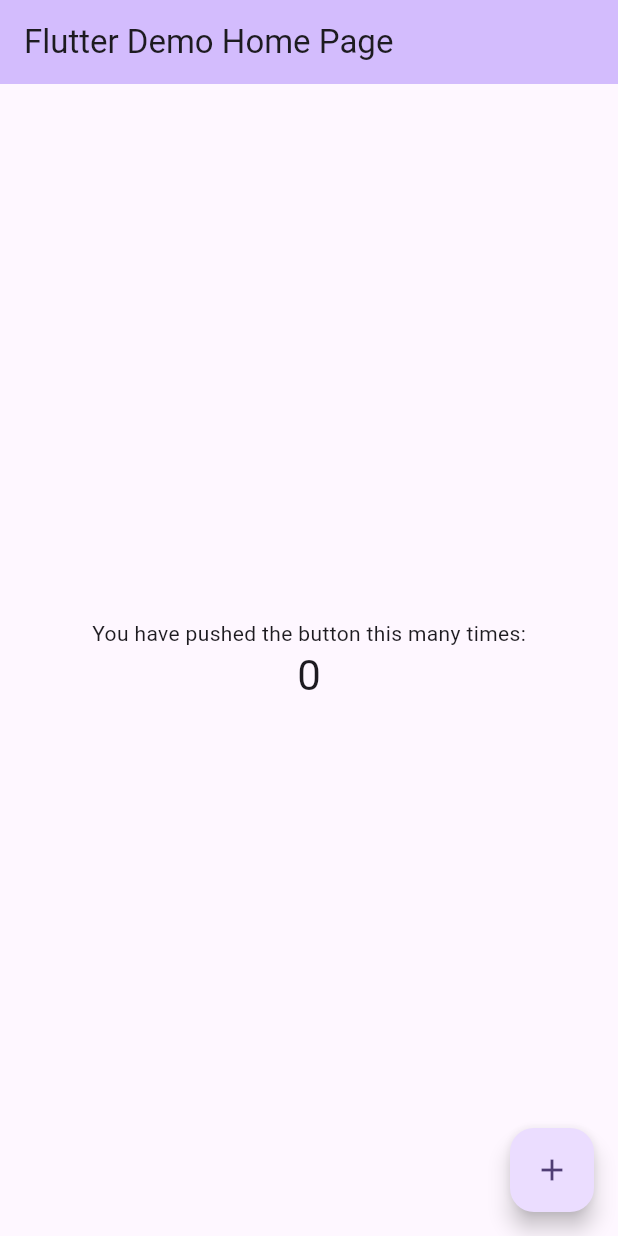
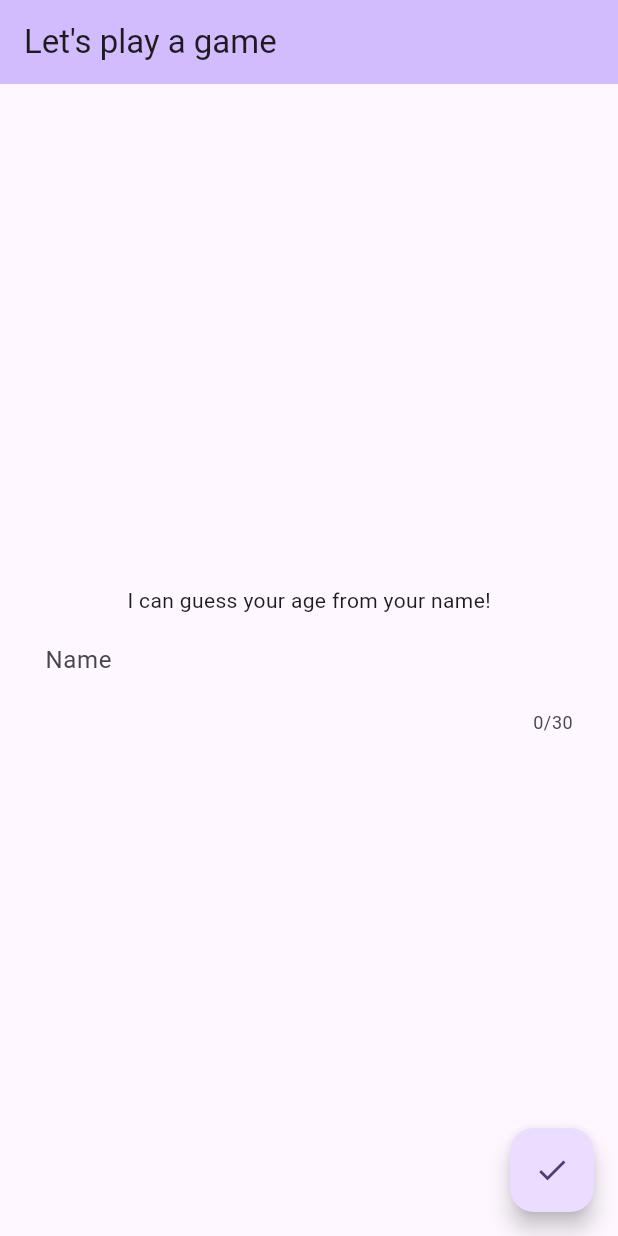
Before and after one commit to Dereumaux-Adrien/flutter_age_estimation_exercise, a Flutter app: the screen it shows after launch, on a phone screen of 412 x 824 dp. Run offline on Flutter 3.47's test engine with Material 3 defaults, Android fonts, the phone set to English and light mode, and no system bars; our stand-ins replace flutter_bloc.

Commit message:
First "full" version of the app as required at 22:00

```diff
--- /dev/null
+++ b/lib/blocs/age_guessing_bloc/age_guessing.dart
@@ -0,0 +1,3 @@
+export 'age_guessing_bloc.dart';
+export 'age_guessing_event.dart';
+export 'age_guessing_state.dart';
--- /dev/null
+++ b/lib/blocs/age_guessing_bloc/age_guessing_bloc.dart
@@ -0,0 +1,65 @@
+import 'dart:convert';
+
+import 'package:flutter_age_estimation_exercise/blocs/age_guessing_bloc/age_guessing.dart';
+import 'package:flutter_age_estimation_exercise/models/searched_name.dart';
+import 'package:flutter_bloc/flutter_bloc.dart';
+
+import 'package:http/http.dart' as http;
+
+/// Our bloc making request to agify.io to guess ages from names
+class AgeGuessingBloc extends Bloc<AgeGuessingEvent, AgeGuessingState> {
+  /// Constructor
+  AgeGuessingBloc() : super(WaitingForInput());
+
+  @override
+  Stream<AgeGuessingState> mapEventToState(AgeGuessingEvent event) async* {
+    if (event is RequestAge) {
+      yield* _mapRequestAgeToState(event);
+    } else if (event is AgeReceived) {
+      yield* _mapAgeReceivedToState(event);
+    } else if (event is Reset) {
+      yield* _mapResetToState(event);
+    }
+  }
+
+  Stream<AgeGuessingState> _mapRequestAgeToState(RequestAge event) async* {
+    yield AgeGuessing(name: event.name);
+    final response = await http.get(Uri.parse(
+        // 'https://jsonplaceholder.typicode.com/albums/1'
+      'https://api.agify.io?name=${event.name.replaceAll(" ", "%20")}',
+    ));
+
+    print('RESPONSE: ${response.body}\n\n');
+
+    if (response.statusCode == 200) {
+      final searchedName = SearchedName.fromJson(
+          jsonDecode(response.body) as Map<String, dynamic>);
+      add(AgeReceived(searchedName: searchedName));
+    } else {
+      // If the server did not return a 200 OK response,
+      // then throw an exception.
+      throw Exception('Failed to load');
+    }
+  }
+
+  Stream<AgeGuessingState> _mapAgeReceivedToState(AgeReceived event) async* {
+    yield AgeGuessed(searchedName: event.searchedName);
+  }
+
+  Stream<AgeGuessingState> _mapResetToState(Reset event) async* {
+    yield WaitingForInput();
+  }
+
+  @override
+  void onTransition(Transition<AgeGuessingEvent, AgeGuessingState> transition) {
+    print('EVENT: ${transition.event}\n');
+    print('NEW STATE: ${transition.nextState}\n');
+    super.onTransition(transition);
+  }
+
+  @override
+  Future<void> close() {
+    // _locationSubscription?.cancel();
+    return super.close();
+  }
+}
--- /dev/null
+++ b/lib/blocs/age_guessing_bloc/age_guessing_event.dart
@@ -0,0 +1,40 @@
+import '../../models/searched_name.dart';
+
+/// Abstract of AgeGuessingEvent
+abstract class AgeGuessingEvent {
+  /// Constructor
+  const AgeGuessingEvent();
+}
+
+/// Making a request to guess an age to Agify.io
+class RequestAge extends AgeGuessingEvent {
+  /// Requested name to agify
+  final String name;
+
+  /// Constructor
+  const RequestAge({required this.name});
+
+  @override
+  String toString() => 'RequestAge { name: $name }';
+}
+
+/// Agify.io answered the request
+class AgeReceived extends AgeGuessingEvent {
+  /// Received result from agify
+  final SearchedName searchedName;
+
+  /// Constructor
+  const AgeReceived({required this.searchedName});
+
+  @override
+  String toString() => 'AgeReceived { searchedName: $searchedName }';
+}
+
+/// Reset to be able to guess another name
+class Reset extends AgeGuessingEvent {
+  /// Constructor
+  const Reset();
+
+  @override
+  String toString() => 'Reset';
+}
--- /dev/null
+++ b/lib/blocs/age_guessing_bloc/age_guessing_state.dart
@@ -0,0 +1,37 @@
+import 'package:flutter_age_estimation_exercise/models/searched_name.dart';
+
+/// Abstract state for the AgeGuessing bloc
+abstract class AgeGuessingState {
+  /// Constructor
+  const AgeGuessingState();
+}
+
+/// Starting State
+class WaitingForInput extends AgeGuessingState {
+  @override
+  String toString() => 'AgeGuessingWaiting ';
+}
+
+/// Request is being made to agify.io
+class AgeGuessing extends AgeGuessingState {
+  /// Requested name to agify
+  final String name;
+
+  /// Constructor
+  const AgeGuessing({required this.name});
+
+  @override
+  String toString() => 'AgeGuessing { name: $name }';
+}
+
+/// Request is being made to agify.io
+class AgeGuessed extends AgeGuessingState {
+  /// Received result from agify
+  final SearchedName searchedName;
+
+  /// Constructor
+  const AgeGuessed({required this.searchedName});
+
+  @override
+  String toString() => 'AgeGuessed { searchedName: $searchedName }';
+}
--- /dev/null
+++ b/lib/blocs/components/age_estimation_body.dart
@@ -0,0 +1,51 @@
+import 'package:flutter/material.dart';
+import 'package:flutter/services.dart';
+import 'package:flutter_bloc/flutter_bloc.dart';
+
+import '../age_guessing_bloc/age_guessing.dart';
+
+/// Widget in the body of the AgeEstimationScreen
+class AgeEstimationBody extends StatelessWidget {
+  final TextEditingController textEditingController;
+
+  /// Constructor
+  const AgeEstimationBody({super.key, required this.textEditingController});
+
+  @override
+  Widget build(BuildContext context) {
+    return BlocBuilder<AgeGuessingBloc, AgeGuessingState>(
+        builder: (context, ageGuessingState) {
+      return Center(
+          child: ageGuessingState is WaitingForInput
+              ? Column(
+                  mainAxisAlignment: MainAxisAlignment.center,
+                  children: <Widget>[
+                    const Text(
+                      'I can guess your age from your name!',
+                    ),
+                    TextField(
+                      controller: textEditingController,
+                      decoration: const InputDecoration(
+                        labelText: "Name",
+                        border: InputBorder.none,
+                        contentPadding:
+                            EdgeInsets.fromLTRB(30.0, 10.0, 30.0, 10.0),
+                        isDense: true,
+                      ),
+                      maxLength: 30,
+                      maxLines: 1,
+                      maxLengthEnforcement:
+                          MaxLengthEnforcement.truncateAfterCompositionEnds,
+                      readOnly: false,
+                      enabled: true,
+                    ),
+                  ],
+                )
+              : ageGuessingState is AgeGuessed
+                  ? Text(
+                      '${ageGuessingState.searchedName.name} your age is ${ageGuessingState.searchedName.age}',
+                    )
+                  : const CircularProgressIndicator());
+    });
+  }
+}
--- /dev/null
+++ b/lib/blocs/components/age_estimation_floating_button.dart
@@ -0,0 +1,38 @@
+import 'package:flutter/material.dart';
+import 'package:flutter_bloc/flutter_bloc.dart';
+
+import '../age_guessing_bloc/age_guessing.dart';
+
+/// Floating button on AgeEstimationScreen
+class AgeEstimationFloatingButton extends StatelessWidget {
+  final TextEditingController textEditingController;
+
+  /// Constructor
+  const AgeEstimationFloatingButton(
+      {super.key, required this.textEditingController});
+
+  @override
+  Widget build(BuildContext context) {
+    return BlocBuilder<AgeGuessingBloc, AgeGuessingState>(
+        builder: (context, ageGuessingState) {
+      return ageGuessingState is AgeGuessing
+          ? const CircularProgressIndicator()
+          : FloatingActionButton(
+              onPressed: () {
+                if (ageGuessingState is WaitingForInput &&
+                    textEditingController.text.isNotEmpty) {
+                  BlocProvider.of<AgeGuessingBloc>(context)
+                      .add(RequestAge(name: textEditingController.text));
+                } else if (ageGuessingState is AgeGuessed) {
+                  BlocProvider.of<AgeGuessingBloc>(context).add(Reset());
+                }
+              },
+              tooltip:
+                  ageGuessingState is WaitingForInput ? 'Guess age' : 'Restart',
+              child: ageGuessingState is WaitingForInput
+                  ? const Icon(Icons.check)
+                  : const Icon(Icons.restart_alt),
+            );
+    });
+  }
+}
--- a/lib/main.dart
+++ b/lib/main.dart
@@ -1,4 +1,5 @@
 import 'package:flutter/material.dart';
+import 'package:flutter_age_estimation_exercise/screens/age_estimation_screen.dart';
 
 void main() {
   runApp(const MyApp());
@@ -76,50 +77,6 @@
     // The Flutter framework has been optimized to make rerunning build methods
     // fast, so that you can just rebuild anything that needs updating rather
     // than having to individually change instances of widgets.
-    return Scaffold(
-      appBar: AppBar(
-        // TRY THIS: Try changing the color here to a specific color (to
-        // Colors.amber, perhaps?) and trigger a hot reload to see the AppBar
-        // change color while the other colors stay the same.
-        backgroundColor: Theme.of(context).colorScheme.inversePrimary,
-        // Here we take the value from the MyHomePage object that was created by
-        // the App.build method, and use it to set our appbar title.
-        title: Text(widget.title),
-      ),
-      body: Center(
-        // Center is a layout widget. It takes a single child and positions it
-        // in the middle of the parent.
-        child: Column(
-          // Column is also a layout widget. It takes a list of children and
-          // arranges them vertically. By default, it sizes itself to fit its
-          // children horizontally, and tries to be as tall as its parent.
-          //
-          // Column has various properties to control how it sizes itself and
-          // how it positions its children. Here we use mainAxisAlignment to
-          // center the children vertically; the main axis here is the vertical
-          // axis because Columns are vertical (the cross axis would be
-          // horizontal).
-          //
-          // TRY THIS: Invoke "debug painting" (choose the "Toggle Debug Paint"
-          // action in the IDE, or press "p" in the console), to see the
-          // wireframe for each widget.
-          mainAxisAlignment: MainAxisAlignment.center,
-          children: <Widget>[
-            const Text(
-              'You have pushed the button this many times:',
-            ),
-            Text(
-              '$_counter',
-              style: Theme.of(context).textTheme.headlineMedium,
-            ),
-          ],
-        ),
-      ),
-      floatingActionButton: FloatingActionButton(
-        onPressed: _incrementCounter,
-        tooltip: 'Increment',
-        child: const Icon(Icons.add),
-      ), // This trailing comma makes auto-formatting nicer for build methods.
-    );
+    return AgeEstimationScreen();
   }
 }
--- /dev/null
+++ b/lib/models/searched_name.dart
@@ -0,0 +1,63 @@
+/// Searched results based on the agify.io results
+class SearchedName {
+  /// Name used in the search
+  final String name;
+
+  /// Guessed age from the name
+  final int age;
+
+  /// Amount of times this name has been searched
+  final int count;
+
+  /// Country used in the search
+  final String countryID;
+
+  /// Constructor
+  SearchedName({
+    String? name,
+    int? age,
+    int? count,
+    String? countryID,
+  })  : this.name = name ?? "",
+        this.age = age ?? 0,
+        this.count = count ?? 0,
+        this.countryID = countryID ?? "";
+
+  /// Allows updating the entity by returning the updated version
+  SearchedName copyWith({
+    String? name,
+    int? age,
+    int? count,
+    String? countryID,
+  }) {
+    return SearchedName(
+        name: name ?? this.name,
+        age: age ?? this.age,
+        count: count ?? this.count,
+        countryID: countryID ?? this.countryID);
+  }
+
+  /// Parses the class to json format
+  Map<String, dynamic> toJson() {
+    return <String, dynamic>{
+      'name': name,
+      'age': age,
+      'count': count,
+      'countryID': countryID
+    };
+  }
+
+  /// To parse the incoming API response
+  factory SearchedName.fromJson(Map<String, dynamic> json) {
+    return SearchedName(
+        name: json['name'] as String?,
+        age: json['age'] as int?,
+        count: json['count'] as int?,
+        countryID: json['countryID'] as String?);
+  }
+
+  @override
+  String toString() {
+    return 'SearchedName { name: $name, age: $age, count: $count, countryID: $countryID';
+  }
+}
--- /dev/null
+++ b/lib/screens/age_estimation_screen.dart
@@ -0,0 +1,36 @@
+import 'package:flutter/material.dart';
+import 'package:flutter_age_estimation_exercise/blocs/age_guessing_bloc/age_guessing.dart';
+import 'package:flutter_age_estimation_exercise/blocs/components/age_estimation_body.dart';
+import 'package:flutter_age_estimation_exercise/blocs/components/age_estimation_floating_button.dart';
+import 'package:flutter_bloc/flutter_bloc.dart';
+
+/// View of the GeoMap
+class AgeEstimationScreen extends StatelessWidget {
+  /// Route to bind to this page
+  static const String route = '/map';
+
+  AgeEstimationScreen({super.key});
+
+  final textEditingController = TextEditingController(
+    text: "",
+  );
+
+  @override
+  Widget build(BuildContext context) {
+    return BlocProvider<AgeGuessingBloc>(
+      create: (BuildContext context) => AgeGuessingBloc(),
+      child: Scaffold(
+        appBar: AppBar(
+          backgroundColor: Theme.of(context).colorScheme.inversePrimary,
+          title: const Text("Let's play a game"),
+        ),
+        body: AgeEstimationBody(
+          textEditingController: textEditingController,
+        ),
+        floatingActionButton: AgeEstimationFloatingButton(
+            textEditingController:
+                textEditingController), // This trailing comma makes auto-formatting nicer for build methods.
+      ),
+    );
+  }
+}
--- a/pubspec.yaml
+++ b/pubspec.yaml
@@ -35,6 +35,8 @@ dependencies:
   # The following adds the Cupertino Icons font to your application.
   # Use with the CupertinoIcons class for iOS style icons.
   cupertino_icons: ^1.0.8
+  flutter_bloc: ^7.0.0
+  http: ^1.2.2
 
 dev_dependencies:
   flutter_test:
```
Also changed, not shown: pubspec.lock, 2 other files.
